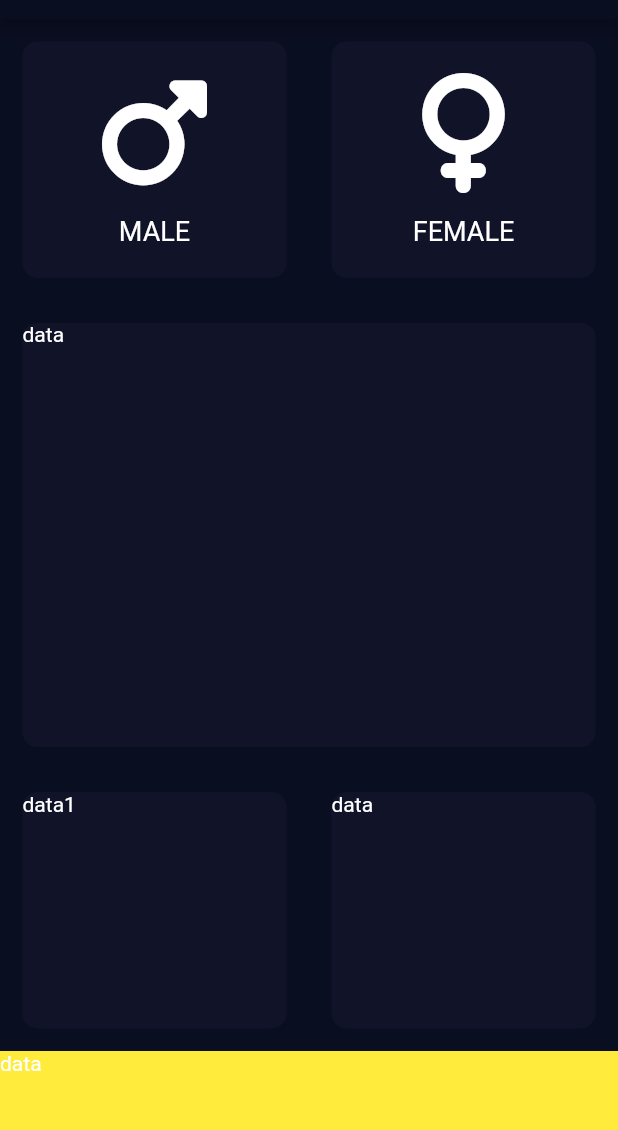
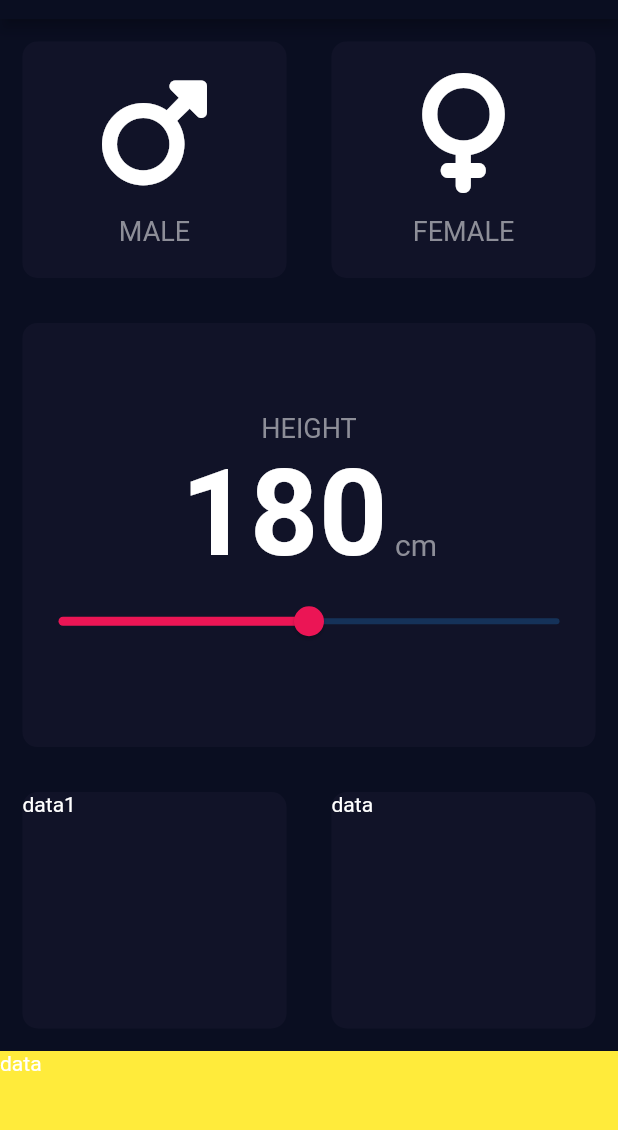
Before and after one commit to irfansafar/BMI_Calculator_Flutter, a Flutter app: the screen it shows after launch, on a phone screen of 412 x 824 dp, the part 65-1195 px from its top. Run offline on Flutter 3.47's test engine with Material 2 defaults, Android fonts, the phone set to English and light mode, and no system bars; our stand-ins replace font_awesome_flutter.

Commit message:
height slider done

```diff
--- /dev/null
+++ b/lib/compenents/card_items.dart
@@ -0,0 +1,28 @@
+import 'package:flutter/material.dart';
+import 'package:bmi_calc_flutter_23/constants.dart';
+
+class CardItems extends StatelessWidget {
+  final IconData icon;
+  final String label;
+  CardItems({required this.icon, required this.label});
+
+  @override
+  Widget build(BuildContext context) {
+    return Column(
+      mainAxisAlignment: MainAxisAlignment.center,
+      children: [
+        Icon(
+          icon,
+          size: 80,
+        ),
+        SizedBox(
+          height: 15,
+        ),
+        Text(
+          label,
+          style: kContentTitle,
+        ),
+      ],
+    );
+  }
+}
--- /dev/null
+++ b/lib/compenents/reusable_cards.dart
@@ -0,0 +1,23 @@
+import 'package:flutter/material.dart';
+
+class reusableCard extends StatelessWidget {
+  Widget child;
+  Color color;
+  void Function()? onTap;
+  reusableCard({required this.child, required this.color, this.onTap});
+
+  @override
+  Widget build(BuildContext context) {
+    return GestureDetector(
+      onTap: onTap,
+      child: Container(
+        margin: EdgeInsets.all(15.0),
+        decoration: BoxDecoration(
+          color: color,
+          borderRadius: BorderRadius.circular(10.0),
+        ),
+        child: child,
+      ),
+    );
+  }
+}
--- a/lib/constants.dart
+++ b/lib/constants.dart
@@ -7,5 +7,6 @@ const kInactiveColor = Color(0xFF111328);
 const kButtonColor = Color(0xffeb1555);
 const kButtonSecondaryColor = Color(0xff1c1f32);
 const kResultColor = Color(0xff22e67b);
+const kContentTitle = TextStyle(fontSize: 18.0, color: Color(0xFF8D8E98));
 
 enum Gender { male, female }
--- a/lib/screens/home_page.dart
+++ b/lib/screens/home_page.dart
@@ -1,6 +1,8 @@
 import 'package:bmi_calc_flutter_23/constants.dart';
 import 'package:flutter/material.dart';
 import 'package:font_awesome_flutter/font_awesome_flutter.dart';
+import 'package:bmi_calc_flutter_23/compenents/card_items.dart';
+import 'package:bmi_calc_flutter_23/compenents/reusable_cards.dart';
 
 class HomePage extends StatefulWidget {
   const HomePage({super.key});
@@ -11,6 +13,7 @@ class HomePage extends StatefulWidget {
 class _HomePageState extends State<HomePage> {
   Color maleCardColor = kInactiveColor;
   Color femaleCardColor = kInactiveColor;
+  int height = 180;
 
   void updateColor(gender) {
     if (gender == Gender.male) {
@@ -42,14 +45,13 @@ class _HomePageState extends State<HomePage> {
               child: Row(
                 children: [
                   Expanded(
-                    child: GestureDetector(
+                    child: reusableCard(
                       onTap: () {
                         setState(() {
-                          print('male pressed');
+                          print('male pressed1');
                           updateColor(Gender.male);
                         });
                       },
-                      child: reusableCard(
                       color: maleCardColor,
                       child: CardItems(
                         icon: FontAwesomeIcons.mars,
@@ -57,21 +59,18 @@ class _HomePageState extends State<HomePage> {
                       ),
                     ),
                   ),
-                  ),
                   Expanded(
-                    child: GestureDetector(
+                    child: reusableCard(
                       onTap: () {
                         setState(() {
                           print('female pressed');
                           updateColor(Gender.female);
                         });
                       },
-                      child: reusableCard(
                       color: femaleCardColor,
                       child: CardItems(
                         icon: FontAwesomeIcons.venus,
                         label: 'FEMALE',
-                        ),
                       ),
                     ),
                   ),
@@ -82,7 +81,46 @@ class _HomePageState extends State<HomePage> {
               flex: 5,
               child: reusableCard(
                 color: kInactiveColor,
-                child: Text('data'),
+                child: Column(
+                  mainAxisAlignment: MainAxisAlignment.center,
+                  children: [
+                    Text(
+                      'HEIGHT',
+                      style: kContentTitle,
+                    ),
+                    Row(
+                      mainAxisAlignment: MainAxisAlignment.center,
+                      crossAxisAlignment: CrossAxisAlignment.baseline,
+                      textBaseline: TextBaseline.alphabetic,
+                      children: [
+                        Text(
+                          height.toString(),
+                          style: TextStyle(
+                              fontWeight: FontWeight.bold, fontSize: 80),
+                        ),
+                        SizedBox(
+                          width: 5,
+                        ),
+                        Text(
+                          'cm',
+                          style:
+                              TextStyle(fontSize: 20, color: Color(0xFF8D8E98)),
+                        ),
+                      ],
+                    ),
+                    Slider(
+                        activeColor: kButtonColor,
+                        min: 120.0,
+                        max: 240,
+                        value: height.toDouble(),
+                        onChanged: (newValue) {
+                          print(newValue);
+                          setState(() {
+                            height = newValue.round();
+                          });
+                        })
+                  ],
+                ),
               ),
             ),
             Expanded(
@@ -115,47 +153,3 @@ class _HomePageState extends State<HomePage> {
         ));
   }
 }
-
-class CardItems extends StatelessWidget {
-  final IconData icon;
-  final String label;
-  CardItems({required this.icon, required this.label});
-
-  @override
-  Widget build(BuildContext context) {
-    return Column(
-      mainAxisAlignment: MainAxisAlignment.center,
-      children: [
-        Icon(
-          icon,
-          size: 80,
-        ),
-        SizedBox(
-          height: 15,
-        ),
-        Text(
-          label,
-          style: TextStyle(fontSize: 18.0),
-        ),
-      ],
-    );
-  }
-}
-
-class reusableCard extends StatelessWidget {
-  Widget child;
-  Color color;
-  reusableCard({required this.child, required this.color});
-
-  @override
-  Widget build(BuildContext context) {
-    return Container(
-      margin: EdgeInsets.all(15.0),
-      decoration: BoxDecoration(
-        color: color,
-        borderRadius: BorderRadius.circular(10.0),
-      ),
-      child: child,
-    );
-  }
-}
```
Lines whose indentation alone changed are shown as unchanged.
